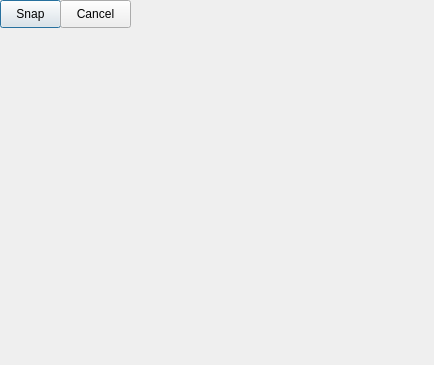
Before: the Qt Designer form src/qt/forms/snapwidget.ui in orioncoin-dev/fedoratipscoin, drawn with Qt 5.
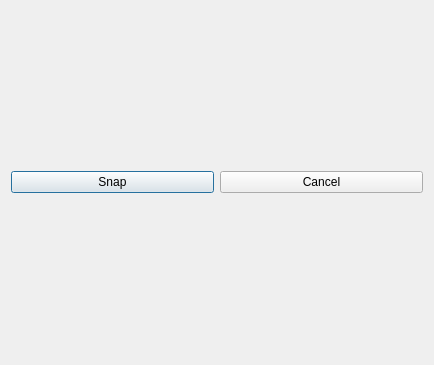
After: the same form once the commit is applied.

Commit message: apply layout to qrcode dialog

Diff of the .ui file:
```diff
--- a/src/qt/forms/snapwidget.ui
+++ b/src/qt/forms/snapwidget.ui
@@ -16,6 +16,10 @@
   <property name="autoFillBackground">
    <bool>true</bool>
   </property>
+  <layout class="QVBoxLayout" name="verticalLayout_Main">
+  <item>
+    <layout class="QHBoxLayout" name="horizontalLayout_2_Main">
+    <item>
   <widget class="QPushButton" name="snapButton">
    <property name="geometry">
     <rect>
@@ -29,6 +33,8 @@
     <string>Snap</string>
    </property>
   </widget>
+    </item>
+    <item>
   <widget class="QPushButton" name="cancelButton">
    <property name="geometry">
     <rect>
@@ -48,6 +54,10 @@
     <string>Cancel</string>
    </property>
   </widget>
+    </item>
+    </layout>
+  </item>
+  </layout>
  </widget>
  <resources>
   <include location="../fedoracoin.qrc"/>
```
Left out of the diff: 3 changed lines with no effect on the pictures. Lines whose indentation alone changed are shown as unchanged. The commit also changes 1 other file.
